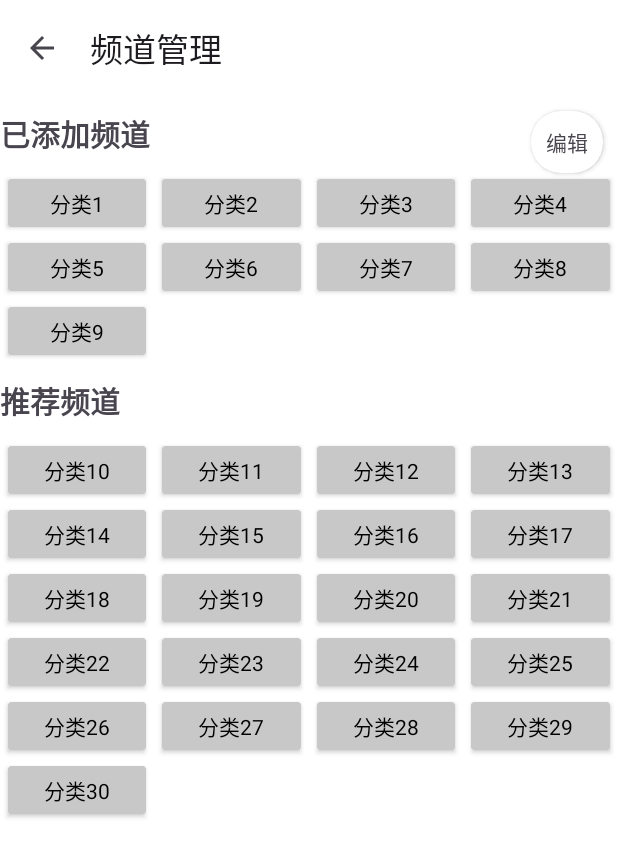
After one commit to cnso/SportsNews, an Android app: the ManagerActivity screen opened directly, with no data from a screen before it, on a phone screen of 412 x 824 dp. The commit adds this screen. Shown: the top 857 px of the screen. Run offline under Robolectric (Android 15) with nearby library versions, the phone set to English and light mode, and no system bars; our stand-ins replace Room's generated code, data binding; libraries missing offline, so code that uses them is left out: com.alibaba.android; 1 statement that could not run was skipped.

Commit message:
添加频道管理

```diff
--- a/app/src/main/AndroidManifest.xml
+++ b/app/src/main/AndroidManifest.xml
@@ -14,6 +14,9 @@
         android:theme="@style/Theme.SportsNews"
         android:usesCleartextTraffic="true"
         tools:targetApi="31">
+        <activity
+            android:name=".ManagerActivity"
+            android:exported="false" />
         <activity
             android:name=".DetailActivity"
             android:exported="false" />
--- /dev/null
+++ b/app/src/main/java/org/jash/sportsnews/ManagerActivity.kt
@@ -0,0 +1,50 @@
+package org.jash.sportsnews
+
+import androidx.appcompat.app.AppCompatActivity
+import android.os.Bundle
+import android.view.MenuItem
+import android.view.View
+import androidx.databinding.DataBindingUtil
+import com.alibaba.android.arouter.facade.annotation.Route
+import org.jash.sportsnews.adapter.ManagerAdapter
+import org.jash.sportsnews.databinding.ActivityManagerBinding
+import org.jash.sportsnews.model.Category
+import java.util.Date
+@Route(path = "/news/manager")
+class ManagerActivity : AppCompatActivity() {
+    lateinit var binding:ActivityManagerBinding
+    lateinit var adapter: ManagerAdapter
+    override fun onCreate(savedInstanceState: Bundle?) {
+        super.onCreate(savedInstanceState)
+        binding = DataBindingUtil.setContentView<ActivityManagerBinding>(this, R.layout.activity_manager)
+        setSupportActionBar(binding.toolbar)
+        supportActionBar?.setDisplayHomeAsUpEnabled(true)
+        supportActionBar?.setHomeButtonEnabled(true)
+        title = "频道管理"
+        val list = mutableListOf<Any?>()
+        for (i in 1..30) {
+            list.add(Category(Date(), i, "分类$i", "分类$i"))
+        }
+        list.add(0, "已添加频道")
+        list.add(10, "推荐频道")
+
+        adapter = ManagerAdapter(list)
+        binding.adapter = adapter
+        binding.text.text = if(adapter.editable.get() == true) "完成" else "编辑"
+        binding.edit.setOnClickListener {
+            adapter.editable.set(adapter.editable.get() != true)
+            binding.text.text = if(adapter.editable.get() == true) "完成" else "编辑"
+        }
+
+    }
+
+    override fun onOptionsItemSelected(item: MenuItem): Boolean {
+        return when(item.itemId) {
+            android.R.id.home -> {
+                finish()
+                true
+            }
+            else -> super.onOptionsItemSelected(item)
+        }
+    }
+}
--- /dev/null
+++ b/app/src/main/java/org/jash/sportsnews/adapter/ManagerAdapter.kt
@@ -0,0 +1,74 @@
+package org.jash.sportsnews.adapter
+
+import android.view.LayoutInflater
+import android.view.ViewGroup
+import androidx.databinding.DataBindingUtil
+import androidx.databinding.ObservableField
+import androidx.databinding.ViewDataBinding
+import androidx.recyclerview.widget.GridLayoutManager
+import androidx.recyclerview.widget.GridLayoutManager.SpanSizeLookup
+import androidx.recyclerview.widget.RecyclerView
+import androidx.recyclerview.widget.RecyclerView.Adapter
+import androidx.recyclerview.widget.RecyclerView.ViewHolder
+import org.jash.sportsnews.R
+import org.jash.sportsnews.BR
+import org.jash.sportsnews.databinding.CategoryItemBinding
+import org.jash.sportsnews.model.Category
+
+class ManagerAdapter(val data:MutableList<Any?> = mutableListOf()):Adapter<ManagerViewHolder>() {
+    var index = data.indexOfLast { it is String }
+    var editable:ObservableField<Boolean> = ObservableField(false)
+    override fun onAttachedToRecyclerView(recyclerView: RecyclerView) {
+        val manager = GridLayoutManager(recyclerView.context, 4)
+        manager.spanSizeLookup = object : SpanSizeLookup() {
+            override fun getSpanSize(position: Int): Int = when(data[position]?.javaClass) {
+                String::class.java -> 4
+                Category::class.java -> 1
+                else -> 1
+            }
+        }
+        recyclerView.layoutManager = manager
+    }
+    override fun getItemViewType(position: Int): Int = when(data[position]?.javaClass) {
+        String::class.java -> R.layout.group_item
+        Category::class.java -> R.layout.category_item
+        else -> R.layout.category_item
+    }
+    override fun onCreateViewHolder(parent: ViewGroup, viewType: Int): ManagerViewHolder  =
+        ManagerViewHolder(DataBindingUtil.inflate(LayoutInflater.from(parent.context), viewType, parent, false))
+
+    override fun getItemCount(): Int = data.size
+    override fun onBindViewHolder(holder: ManagerViewHolder, position: Int) {
+        holder.binding.setVariable(when(data[position]?.javaClass) {
+            String::class.java -> BR.name
+            Category::class.java -> BR.category
+            else -> BR.category
+        }, data[position])
+        if(data[position] is Category) {
+            holder.binding.setVariable(BR.adapter, this)
+            holder.itemView.setOnClickListener {
+                if(editable.get() != true) {
+                    return@setOnClickListener
+                }
+                val bind = DataBindingUtil.bind<CategoryItemBinding>(it)
+                val p = data.indexOf(bind?.category)
+                if(p < index) {
+                    val temp:Category = data.removeAt(p) as Category
+                    var insert =
+                        data.indexOfFirst { data.indexOf(it) > index - 1 && it is Category && it.id > temp.id }
+                    if (insert == -1) {
+                        insert = data.size
+                    }
+                    data.add(insert, temp)
+                    notifyItemMoved(p, insert)
+                    index--
+                } else {
+                    data.add(index, data.removeAt(p))
+                    notifyItemMoved(p, index)
+                    index++
+                }
+            }
+        }
+    }
+}
+class ManagerViewHolder(val binding: ViewDataBinding):ViewHolder(binding.root)
--- /dev/null
+++ b/app/src/main/res/layout/activity_manager.xml
@@ -0,0 +1,51 @@
+<?xml version="1.0" encoding="utf-8"?>
+<layout xmlns:android="http://schemas.android.com/apk/res/android"
+    xmlns:app="http://schemas.android.com/apk/res-auto"
+    xmlns:tools="http://schemas.android.com/tools">
+
+    <data>
+        <variable
+            name="adapter"
+            type="org.jash.sportsnews.adapter.ManagerAdapter" />
+    </data>
+
+    <LinearLayout
+        android:layout_width="match_parent"
+        android:layout_height="match_parent"
+        android:background="@color/white"
+        android:orientation="vertical"
+        tools:context=".ManagerActivity">
+        <com.google.android.material.appbar.MaterialToolbar
+            android:id="@+id/toolbar"
+            android:layout_width="match_parent"
+            android:layout_height="wrap_content"/>
+        <FrameLayout
+            android:layout_width="match_parent"
+            android:layout_height="0dp"
+            android:layout_weight="1">
+
+            <androidx.recyclerview.widget.RecyclerView
+                android:layout_width="match_parent"
+                android:layout_height="match_parent"
+                android:elevation="0dp"
+                android:adapter="@{adapter}"/>
+            <androidx.cardview.widget.CardView
+                android:elevation="1dp"
+                android:layout_width="wrap_content"
+                android:layout_height="wrap_content"
+                app:cardCornerRadius="20dp"
+                android:gravity="center"
+                android:layout_margin="10dp"
+                android:id="@+id/edit"
+                android:layout_gravity="top|end">
+                <TextView
+                    android:layout_margin="10dp"
+                    android:layout_width="wrap_content"
+                    android:layout_height="wrap_content"
+                    android:id="@+id/text"
+                    tools:text="编辑"/>
+            </androidx.cardview.widget.CardView>
+
+        </FrameLayout>
+    </LinearLayout>
+</layout>
--- /dev/null
+++ b/app/src/main/res/layout/category_item.xml
@@ -0,0 +1,41 @@
+<?xml version="1.0" encoding="utf-8"?>
+<layout xmlns:android="http://schemas.android.com/apk/res/android"
+    xmlns:app="http://schemas.android.com/apk/res-auto"
+    xmlns:tools="http://schemas.android.com/tools">
+
+    <data>
+        <variable
+            name="category"
+            type="org.jash.sportsnews.model.Category" />
+        <variable
+            name="adapter"
+            type="org.jash.sportsnews.adapter.ManagerAdapter"/>
+        <import type="android.view.View"/>
+    </data>
+    <FrameLayout
+        android:layout_width="match_parent"
+        android:layout_height="wrap_content">
+        <androidx.cardview.widget.CardView
+            android:layout_width="match_parent"
+            android:layout_height="wrap_content"
+            android:layout_margin="5dp"
+            app:cardElevation="@{adapter.editable ? 20 : 5}"
+            app:cardBackgroundColor="#C8C8C8">
+            <TextView
+                android:layout_width="match_parent"
+                android:layout_height="wrap_content"
+                android:paddingVertical="5dp"
+                android:gravity="center"
+                android:textColor="@color/black"
+                tools:text="分类1"
+                android:text="@{category.name}"/>
+            <ImageView
+                android:layout_width="10dp"
+                android:layout_height="10dp"
+                android:layout_gravity="end|top"
+                android:src="@android:drawable/ic_menu_add"
+                android:visibility="@{adapter.editable ? View.VISIBLE : View.GONE}"/>
+        </androidx.cardview.widget.CardView>
+    </FrameLayout>
+
+</layout>
--- /dev/null
+++ b/app/src/main/res/layout/group_item.xml
@@ -0,0 +1,19 @@
+<?xml version="1.0" encoding="utf-8"?>
+<layout xmlns:android="http://schemas.android.com/apk/res/android"
+    xmlns:tools="http://schemas.android.com/tools">
+
+    <data>
+        <variable
+            name="name"
+            type="java.lang.String" />
+    </data>
+
+    <TextView
+        android:layout_width="match_parent"
+        android:layout_height="wrap_content"
+        android:paddingVertical="10dp"
+        android:textSize="20sp"
+        android:textStyle="bold"
+        tools:text="中文"
+        android:text="@{name}"/>
+</layout>
--- a/app/src/main/res/layout/record_item.xml
+++ b/app/src/main/res/layout/record_item.xml
@@ -16,7 +16,8 @@
         android:orientation="horizontal"
         android:background="@color/white"
         android:gravity="center_vertical"
-        android:layout_marginBottom="1dp">
+        android:layout_marginBottom="1dp"
+        android:onClick="@{() -> record.showDetail()}">
 
         <LinearLayout
             android:layout_width="0dp"
```
Also changed, not shown: app/src/main/java/org/jash/sportsnews/DetailActivity.kt (+11 -0 lines), app/src/main/java/org/jash/sportsnews/NewsActivity.kt (+6 -4 lines), app/src/main/java/org/jash/sportsnews/model/Record.kt (+10 -1 lines), app/src/main/res/layout/activity_news.xml (+27 -15 lines).
